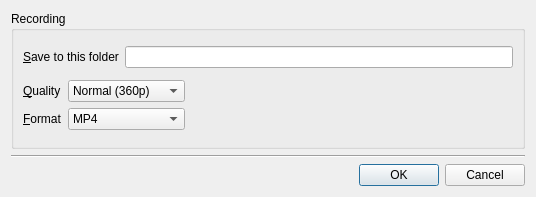
Qt form src/configdialog.ui (smplayer-dev/smtube) before a commit.
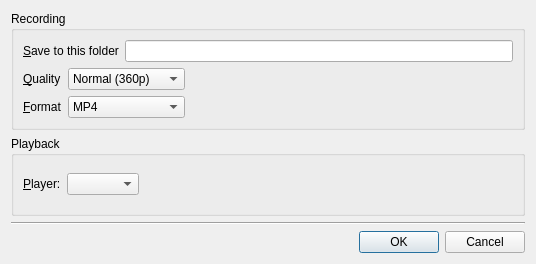
The same form after that commit. Custom widgets are drawn as their Qt base class.

Commit message: Possibility to select the player

```diff
--- a/src/configdialog.ui
+++ b/src/configdialog.ui
@@ -7,7 +7,7 @@
     <x>0</x>
     <y>0</y>
     <width>536</width>
-    <height>197</height>
+    <height>264</height>
    </rect>
   </property>
   <property name="windowTitle">
@@ -126,6 +126,45 @@
      </layout>
     </widget>
    </item>
+   <item>
+    <widget class="QGroupBox" name="groupBox">
+     <property name="title">
+      <string>Playback</string>
+     </property>
+     <layout class="QVBoxLayout" name="verticalLayout_3">
+      <item>
+       <layout class="QHBoxLayout" name="horizontalLayout_2">
+        <item>
+         <widget class="QLabel" name="label_2">
+          <property name="text">
+           <string>&amp;Player:</string>
+          </property>
+          <property name="buddy">
+           <cstring>player_combo</cstring>
+          </property>
+         </widget>
+        </item>
+        <item>
+         <widget class="QComboBox" name="player_combo"/>
+        </item>
+        <item>
+         <spacer name="horizontalSpacer">
+          <property name="orientation">
+           <enum>Qt::Horizontal</enum>
+          </property>
+          <property name="sizeHint" stdset="0">
+           <size>
+            <width>40</width>
+            <height>20</height>
+           </size>
+          </property>
+         </spacer>
+        </item>
+       </layout>
+      </item>
+     </layout>
+    </widget>
+   </item>
    <item>
     <widget class="Line" name="line">
      <property name="orientation">
```
Left out of the diff: 1 changed line with no effect on the pictures. The commit also changes 6 other files.
